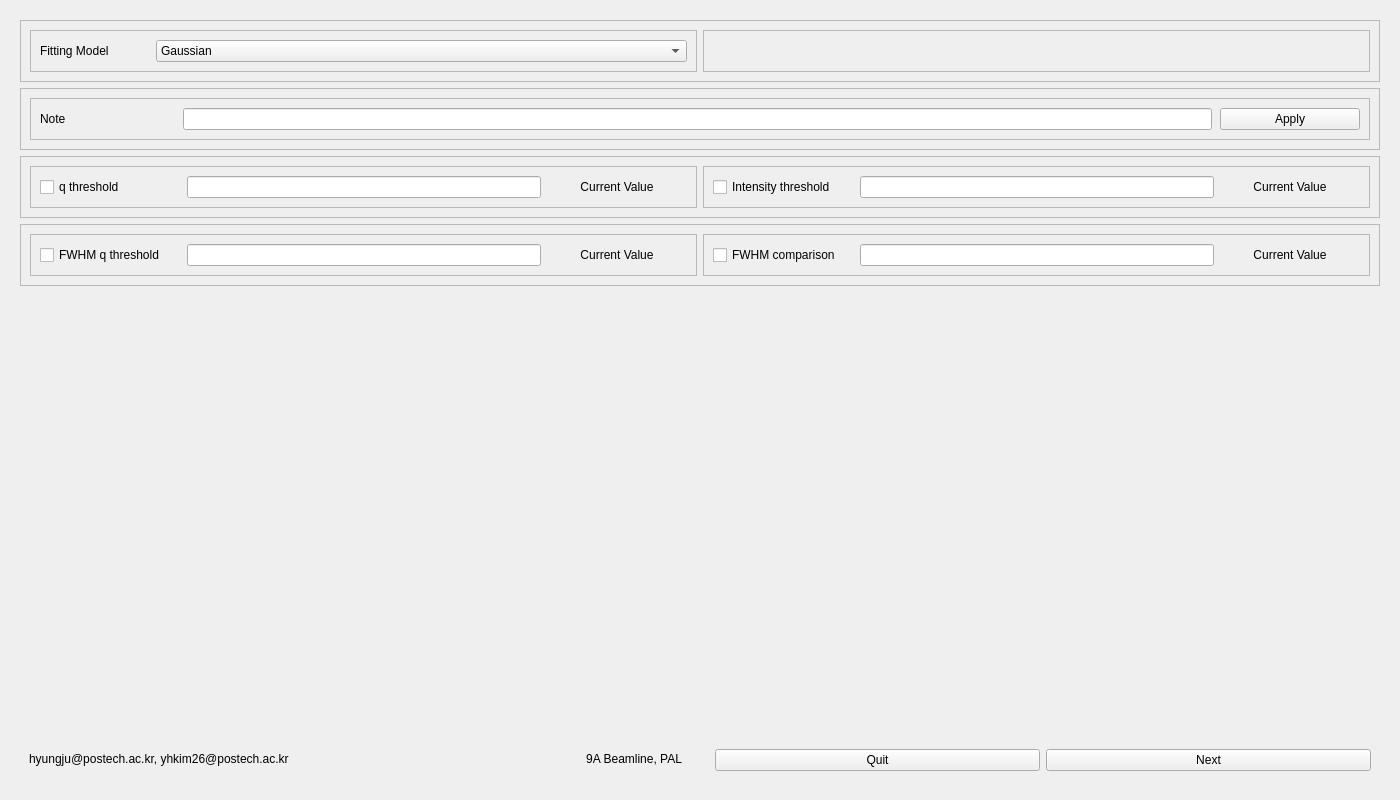
Qt form contour_peak_ui.ui (sindarin26/SAXS_InSitu_Contour_Corrector) before a commit.
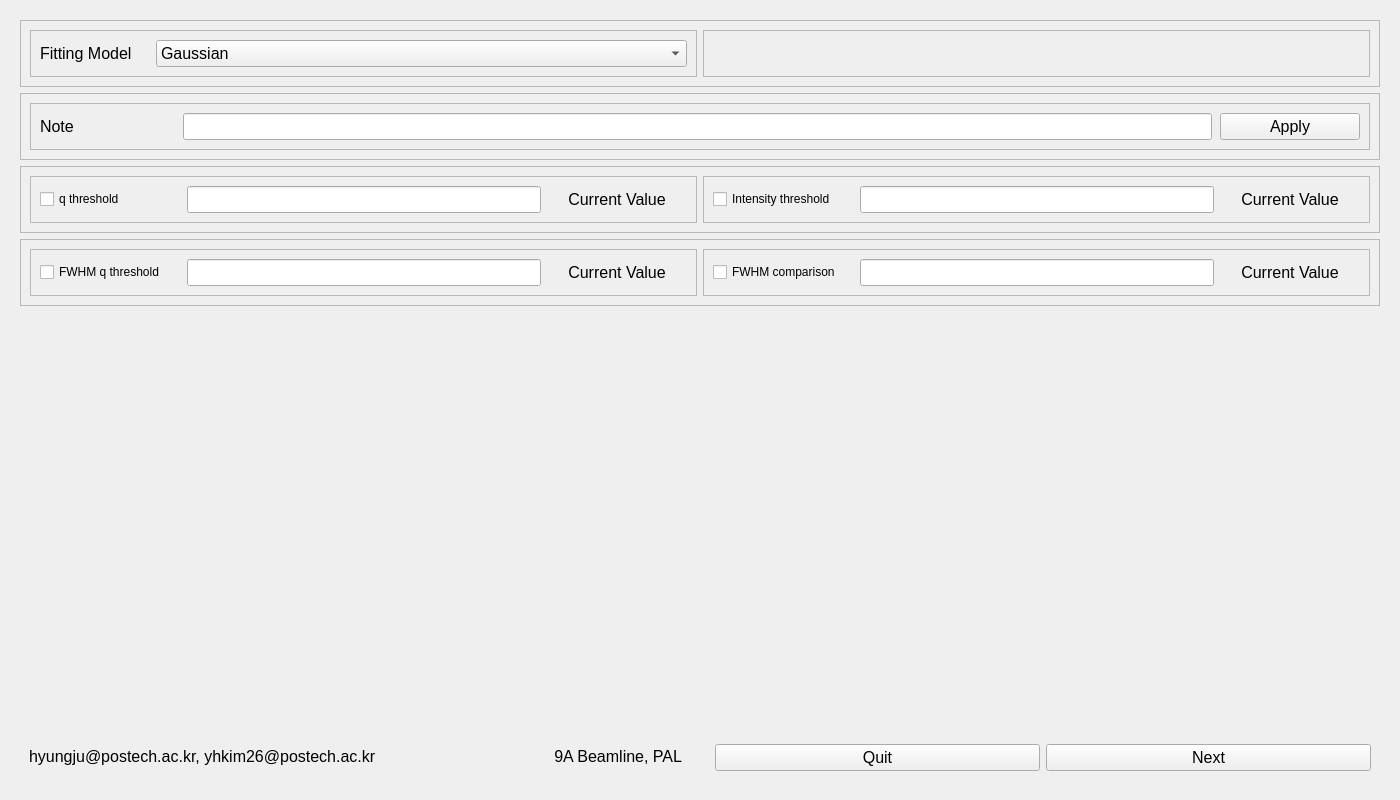
The same form after that commit.

Commit message: ui 개선선

Diff of the .ui file:
```diff
--- a/contour_peak_ui.ui
+++ b/contour_peak_ui.ui
@@ -10,6 +10,12 @@
     <height>800</height>
    </rect>
   </property>
+  <property name="font">
+   <font>
+    <family>Segoe UI</family>
+    <pointsize>12</pointsize>
+   </font>
+  </property>
   <property name="windowTitle">
    <string>Peak Export Manager</string>
   </property>
@@ -19,6 +25,7 @@
      <property name="font">
       <font>
        <family>Segoe UI</family>
+       <pointsize>12</pointsize>
       </font>
      </property>
      <property name="currentIndex">
@@ -31,6 +38,7 @@
          <property name="font">
           <font>
            <family>Segoe UI</family>
+           <pointsize>12</pointsize>
           </font>
          </property>
          <property name="frameShape">
@@ -45,6 +53,7 @@
             <property name="font">
              <font>
               <family>Segoe UI</family>
+              <pointsize>12</pointsize>
              </font>
             </property>
             <property name="frameShape">
@@ -71,6 +80,7 @@
                <property name="font">
                 <font>
                  <family>Segoe UI</family>
+                 <pointsize>12</pointsize>
                 </font>
                </property>
                <property name="text">
@@ -83,6 +93,7 @@
                <property name="font">
                 <font>
                  <family>Segoe UI</family>
+                 <pointsize>12</pointsize>
                 </font>
                </property>
                <item>
@@ -110,6 +121,7 @@
             <property name="font">
              <font>
               <family>Segoe UI</family>
+              <pointsize>12</pointsize>
              </font>
             </property>
             <property name="frameShape">
@@ -129,6 +141,7 @@
          <property name="font">
           <font>
            <family>Segoe UI</family>
+           <pointsize>12</pointsize>
           </font>
          </property>
          <property name="frameShape">
@@ -143,6 +156,7 @@
             <property name="font">
              <font>
               <family>Segoe UI</family>
+              <pointsize>12</pointsize>
              </font>
             </property>
             <property name="frameShape">
@@ -178,6 +192,7 @@
                <property name="font">
                 <font>
                  <family>Segoe UI</family>
+                 <pointsize>12</pointsize>
                 </font>
                </property>
                <property name="text">
@@ -190,6 +205,7 @@
                <property name="font">
                 <font>
                  <family>Segoe UI</family>
+                 <pointsize>12</pointsize>
                 </font>
                </property>
               </widget>
@@ -199,6 +215,7 @@
                <property name="font">
                 <font>
                  <family>Segoe UI</family>
+                 <pointsize>12</pointsize>
                 </font>
                </property>
                <property name="orientation">
@@ -238,6 +255,7 @@
                <property name="font">
                 <font>
                  <family>Segoe UI</family>
+                 <pointsize>12</pointsize>
                 </font>
                </property>
                <property name="text">
@@ -256,6 +274,7 @@
          <property name="font">
           <font>
            <family>Segoe UI</family>
+           <pointsize>12</pointsize>
           </font>
          </property>
          <property name="frameShape">
@@ -270,6 +289,7 @@
             <property name="font">
              <font>
               <family>Segoe UI</family>
+              <pointsize>12</pointsize>
              </font>
             </property>
             <property name="frameShape">
@@ -315,6 +335,7 @@
                <property name="font">
                 <font>
                  <family>Segoe UI</family>
+                 <pointsize>12</pointsize>
                 </font>
                </property>
               </widget>
@@ -342,6 +363,7 @@
                <property name="font">
                 <font>
                  <family>Segoe UI</family>
+                 <pointsize>12</pointsize>
                 </font>
                </property>
                <property name="text">
@@ -360,6 +382,7 @@
             <property name="font">
              <font>
               <family>Segoe UI</family>
+              <pointsize>12</pointsize>
              </font>
             </property>
             <property name="frameShape">
@@ -405,6 +428,7 @@
                <property name="font">
                 <font>
                  <family>Segoe UI</family>
+                 <pointsize>12</pointsize>
                 </font>
                </property>
               </widget>
@@ -432,6 +456,7 @@
                <property name="font">
                 <font>
                  <family>Segoe UI</family>
+                 <pointsize>12</pointsize>
                 </font>
                </property>
                <property name="text">
@@ -453,6 +478,7 @@
          <property name="font">
           <font>
            <family>Segoe UI</family>
+           <pointsize>12</pointsize>
           </font>
          </property>
          <property name="frameShape">
@@ -467,6 +493,7 @@
             <property name="font">
              <font>
               <family>Segoe UI</family>
+              <pointsize>12</pointsize>
              </font>
             </property>
             <property name="frameShape">
@@ -512,6 +539,7 @@
                <property name="font">
                 <font>
                  <family>Segoe UI</family>
+                 <pointsize>12</pointsize>
                 </font>
                </property>
               </widget>
@@ -539,6 +567,7 @@
                <property name="font">
                 <font>
                  <family>Segoe UI</family>
+                 <pointsize>12</pointsize>
                 </font>
                </property>
                <property name="text">
@@ -557,6 +586,7 @@
             <property name="font">
              <font>
               <family>Segoe UI</family>
+              <pointsize>12</pointsize>
              </font>
             </property>
             <property name="frameShape">
@@ -602,6 +632,7 @@
                <property name="font">
                 <font>
                  <family>Segoe UI</family>
+                 <pointsize>12</pointsize>
                 </font>
                </property>
               </widget>
@@ -629,6 +660,7 @@
                <property name="font">
                 <font>
                  <family>Segoe UI</family>
+                 <pointsize>12</pointsize>
                 </font>
                </property>
                <property name="text">
@@ -674,6 +706,7 @@
          <property name="font">
           <font>
            <family>Segoe UI</family>
+           <pointsize>12</pointsize>
           </font>
          </property>
          <property name="frameShape">
@@ -700,6 +733,7 @@
             <property name="font">
              <font>
               <family>Segoe UI</family>
+              <pointsize>12</pointsize>
              </font>
             </property>
             <property name="frameShape">
@@ -714,6 +748,7 @@
                <property name="font">
                 <font>
                  <family>Segoe UI</family>
+                 <pointsize>12</pointsize>
                 </font>
                </property>
                <property name="text">
@@ -729,6 +764,7 @@
                <property name="font">
                 <font>
                  <family>Segoe UI</family>
+                 <pointsize>12</pointsize>
                 </font>
                </property>
                <property name="text">
@@ -750,6 +786,7 @@
             <property name="font">
              <font>
               <family>Segoe UI</family>
+              <pointsize>12</pointsize>
              </font>
             </property>
             <property name="frameShape">
@@ -770,6 +807,7 @@
                <property name="font">
                 <font>
                  <family>Segoe UI</family>
+                 <pointsize>12</pointsize>
                 </font>
                </property>
                <property name="text">
@@ -782,6 +820,7 @@
                <property name="font">
                 <font>
                  <family>Segoe UI</family>
+                 <pointsize>12</pointsize>
                 </font>
                </property>
                <property name="text">
```
Left out of the diff: 1 changed line with no effect on the pictures. The commit also changes 7 other files.
